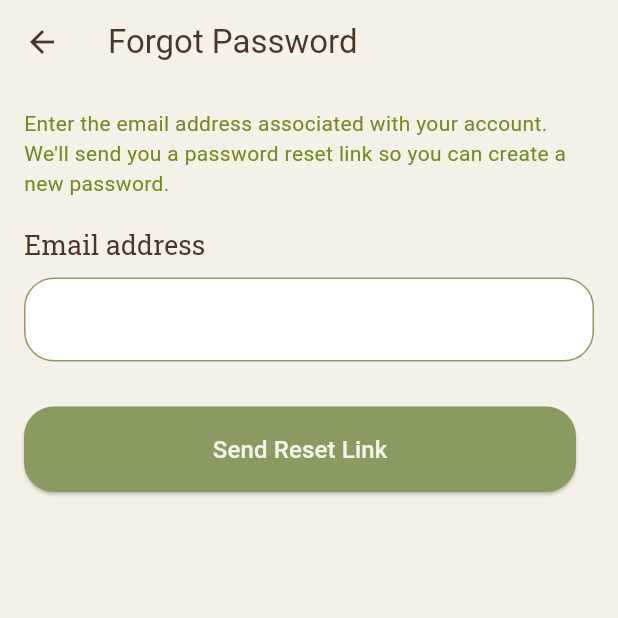
After one commit to cicekl/memory_places_app, a Flutter app: the ForgotPasswordScreen screen opened directly, on a phone screen of 412 x 824 dp, the top half of it. The commit adds this screen. Run offline on Flutter 3.47's test engine with Material 3 defaults, Android fonts, the phone set to English and light mode, and no system bars; our stand-ins replace cloud_firestore, firebase_auth, firebase_core, firebase_storage, flutter_local_notifications, flutter_spinkit and 3 more; accounts and stored records are empty.

Commit message:
feat: add forgot password screen and password reset via Firebase Auth

```diff
--- /dev/null
+++ b/lib/screens/forgot_password.dart
@@ -0,0 +1,90 @@
+import 'package:flutter/material.dart';
+import 'package:memory_places_app/services/auth_service.dart';
+import 'package:memory_places_app/widgets/input_field.dart';
+import 'package:memory_places_app/widgets/primary_button.dart';
+
+class ForgotPasswordScreen extends StatefulWidget {
+  const ForgotPasswordScreen({super.key});
+
+  @override
+  State<ForgotPasswordScreen> createState() => _ForgotPasswordScreenState();
+}
+
+class _ForgotPasswordScreenState extends State<ForgotPasswordScreen> {
+  final _emailController = TextEditingController();
+  final _authService = AuthService();
+
+  @override
+  void dispose() {
+    _emailController.dispose();
+    super.dispose();
+  }
+
+  bool _isLoading = false;
+
+  Future<void> _resetPassword() async {
+    try {
+      setState(() {
+        _isLoading = true;
+      });
+
+      await _authService.resetPassword(_emailController.text.trim());
+
+      if (!mounted) return;
+
+      ScaffoldMessenger.of(context).showSnackBar(
+        const SnackBar(content: Text('Password reset email sent.')),
+      );
+
+      Navigator.of(context).pop();
+    } catch (error) {
+      if (!mounted) return;
+
+      ScaffoldMessenger.of(
+        context,
+      ).showSnackBar(SnackBar(content: Text(error.toString())));
+    } finally {
+      if (mounted) {
+        setState(() {
+          _isLoading = false;
+        });
+      }
+    }
+  }
+
+  @override
+  Widget build(BuildContext context) {
+    return Scaffold(
+      appBar: AppBar(title: const Text('Forgot Password')),
+      body: Padding(
+        padding: const EdgeInsets.all(16.0),
+        child: Column(
+          crossAxisAlignment: CrossAxisAlignment.start,
+          children: [
+            Text(
+              'Enter the email address associated with your account. '
+              'We\'ll send you a password reset link so you can create a new password.',
+              style: Theme.of(
+                context,
+              ).textTheme.bodyMedium!.copyWith(color: const Color(0xFF728B25)),
+            ),
+
+            const SizedBox(height: 20),
+
+            InputField(
+              inputText: 'Email address',
+              controller: _emailController,
+            ),
+
+            const SizedBox(height: 30),
+
+            PrimaryButton(
+              btnText: 'Send Reset Link',
+              onPress: _isLoading ? () {} : _resetPassword,
+            ),
+          ],
+        ),
+      ),
+    );
+  }
+}
--- a/lib/services/auth_service.dart
+++ b/lib/services/auth_service.dart
@@ -120,4 +120,8 @@ class AuthService {
 
     await user.reload();
   }
+
+  Future<void> resetPassword(String email) async {
+    await _firebase.sendPasswordResetEmail(email: email);
+  }
 }
```
Also changed, not shown: lib/screens/landing_page.dart (+21 -17 lines), lib/screens/login.dart (+10 -0 lines).
